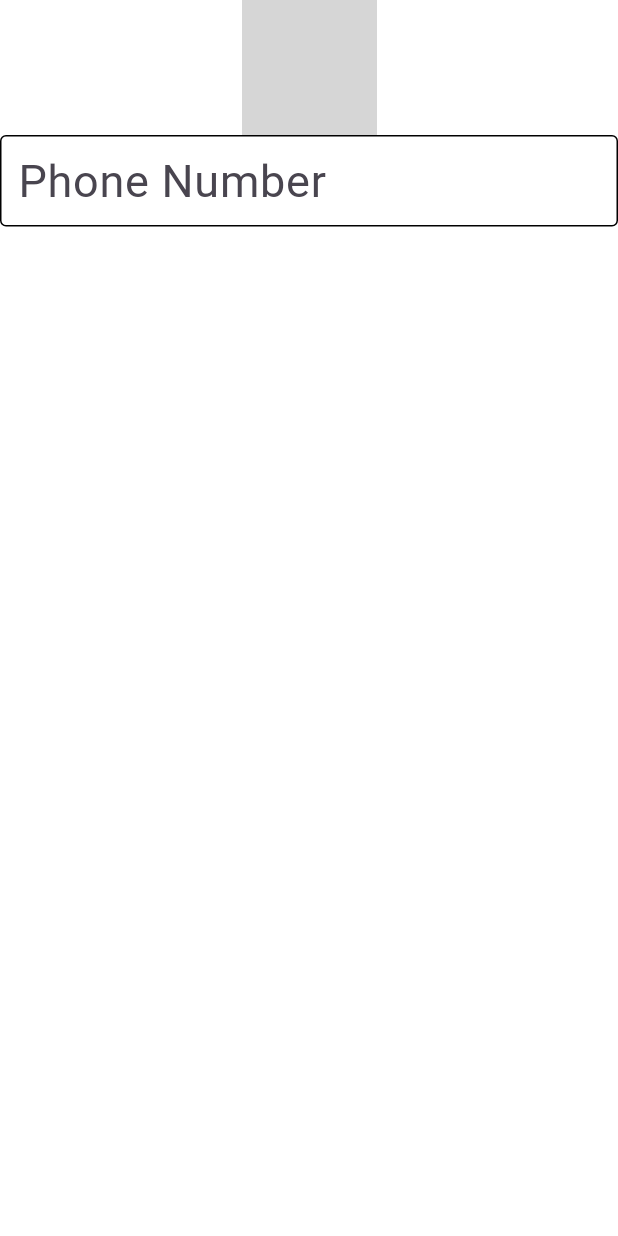
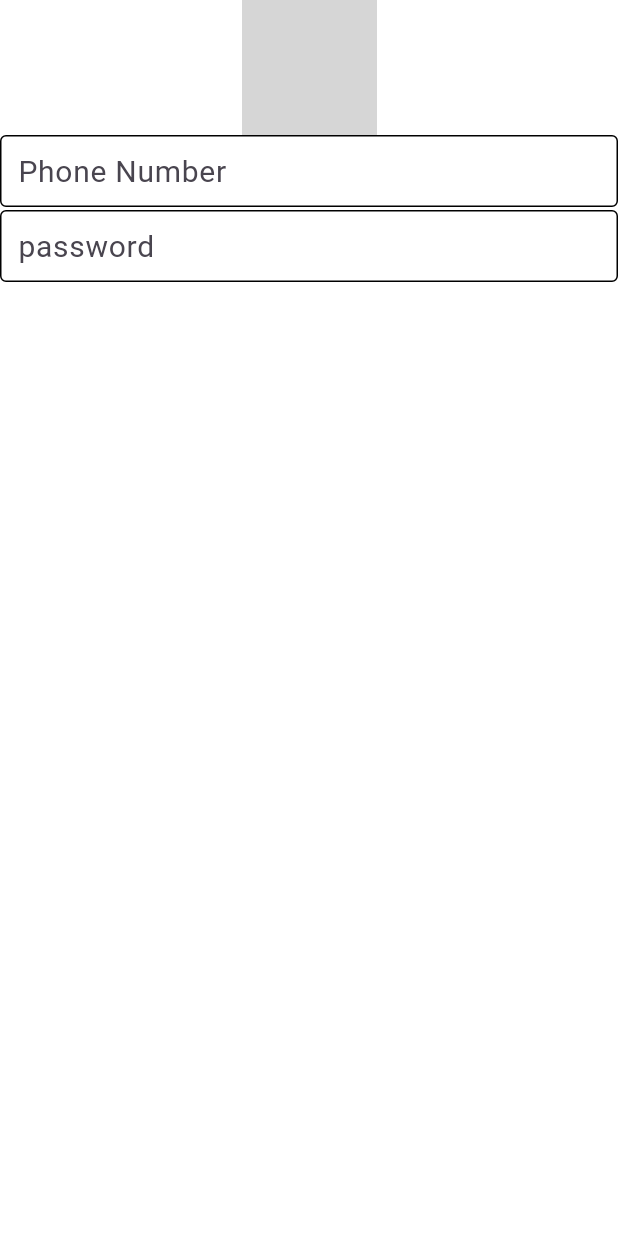
Before and after one commit to Mayurrajput97/Dart, a Flutter app: the screen it shows after launch, on a phone screen of 412 x 824 dp. Run offline on Flutter 3.47's test engine with Material 3 defaults, Android fonts, the phone set to English and light mode, and no system bars; grey boxes are pictures that could not be loaded.

Commit message:
Adding into SizedBox For Number & Password

```diff
--- a/login_page/lib/main.dart
+++ b/login_page/lib/main.dart
@@ -15,16 +15,35 @@ class MyApp extends StatelessWidget {
       body: Column(
         children: [
           Image.asset("Images/Insta.jpg", width: 90),
-          TextField(
+          SizedBox(
+            height: 50,
+            child: TextField(
               decoration: InputDecoration(
                 fillColor: Colors.grey,
                 hintText: 'Phone Number',
-              hintStyle: TextStyle(fontSize: 30),
+                hintStyle: TextStyle(fontSize: 20),
                 contentPadding: EdgeInsets.all(8.0),
                 focusedBorder: OutlineInputBorder(
                     borderSide: BorderSide(color: Colors.black)),
                 enabledBorder: OutlineInputBorder(
                   borderSide: BorderSide(color: Colors.black),
+                ),
+              ),
+            ),
+          ),
+          SizedBox(
+            height: 50,
+            child: TextField(
+              decoration: InputDecoration(
+                fillColor: Colors.grey,
+                hintText: 'password ',
+                hintStyle: TextStyle(fontSize: 20),
+                contentPadding: EdgeInsets.all(8.0),
+                focusedBorder: OutlineInputBorder(
+                    borderSide: BorderSide(color: Colors.black)),
+                enabledBorder: OutlineInputBorder(
+                  borderSide: BorderSide(color: Colors.black),
+                ),
               ),
             ),
           )
```
Lines whose indentation alone changed are shown as unchanged.
